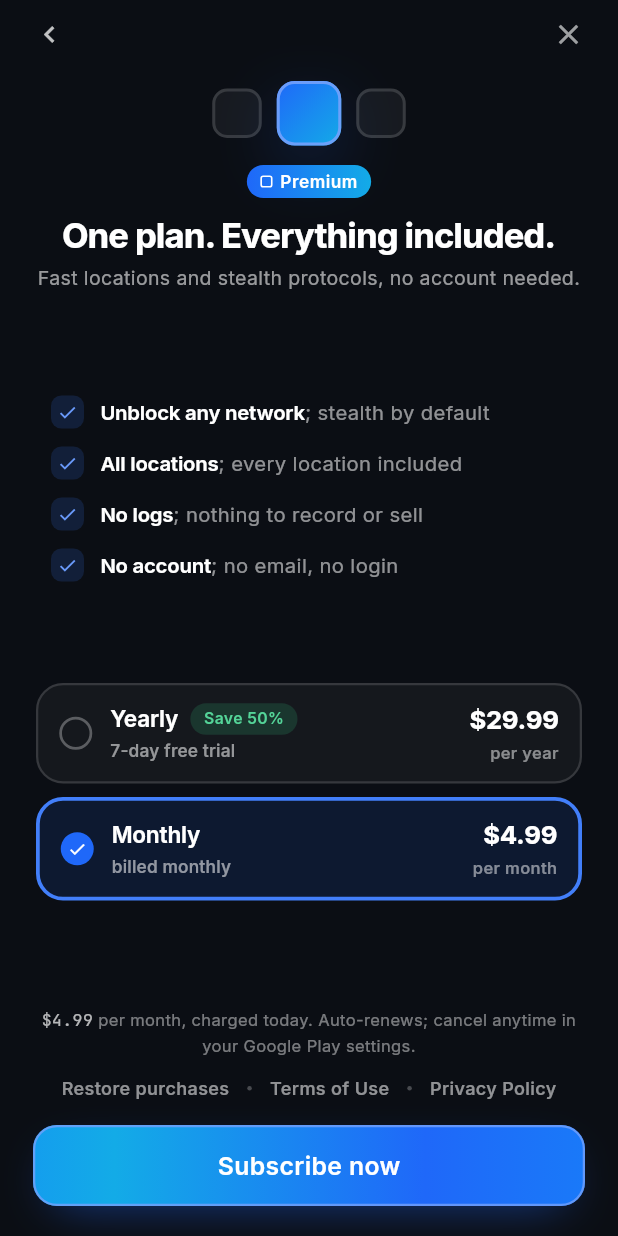
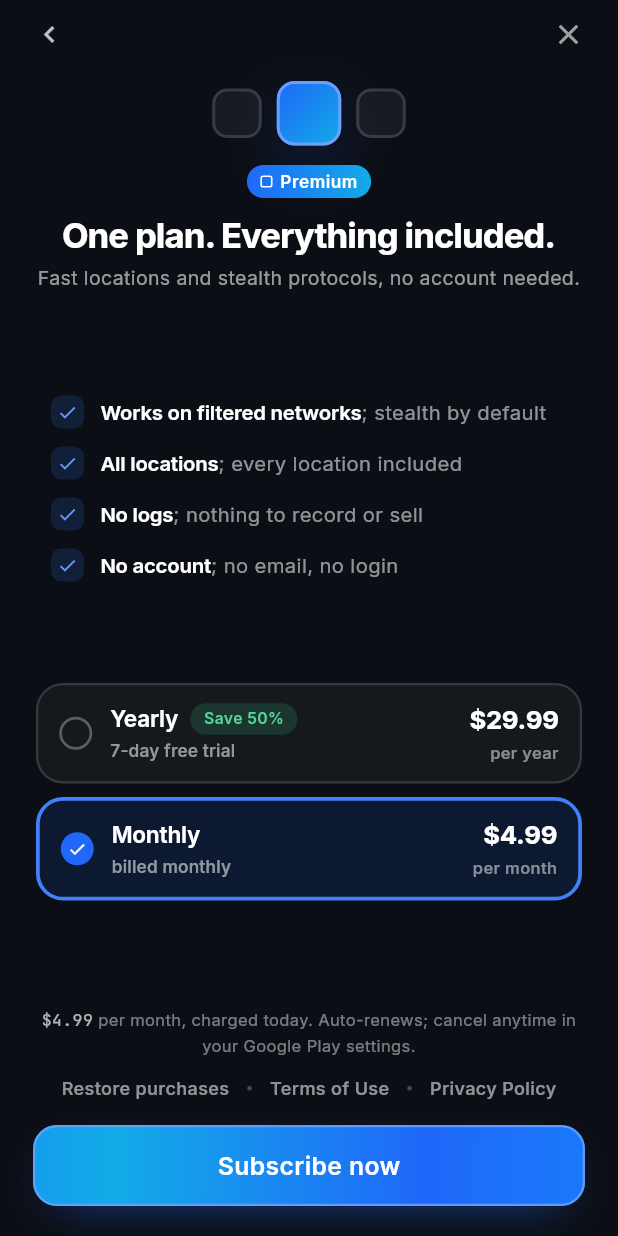
Before and after one commit to dataprimehk/hideip.net-android, a Flutter app: the PaywallScreen widget shown alone on an empty page, opened directly with empty values, after a tap on "Monthly", on a phone screen of 412 x 824 dp. Run offline on Flutter 3.47's test engine with Material 3 defaults, Android fonts, the phone set to English and light mode, and no system bars; our stand-ins replace app_links, in_app_purchase, shared_preferences, yaml; missing offline and left inert: flutter_zxing; accounts and stored records are empty; network calls fail.

Commit message:
Describe the stealth promise as working on filtered networks

```diff
--- a/lib/ui/redesign/paywall_screen.dart
+++ b/lib/ui/redesign/paywall_screen.dart
@@ -297,7 +297,7 @@ class _PaywallScreenState extends State<PaywallScreen> {
     return Padding(
       padding: const EdgeInsets.symmetric(horizontal: 10),
       child: Column(children: [
-        row('Unblock any network', 'stealth by default'),
+        row('Works on filtered networks', 'stealth by default'),
         row('All locations', 'every location included'),
         row('No logs', 'nothing to record or sell'),
         row('No account', 'no email, no login'),
```
